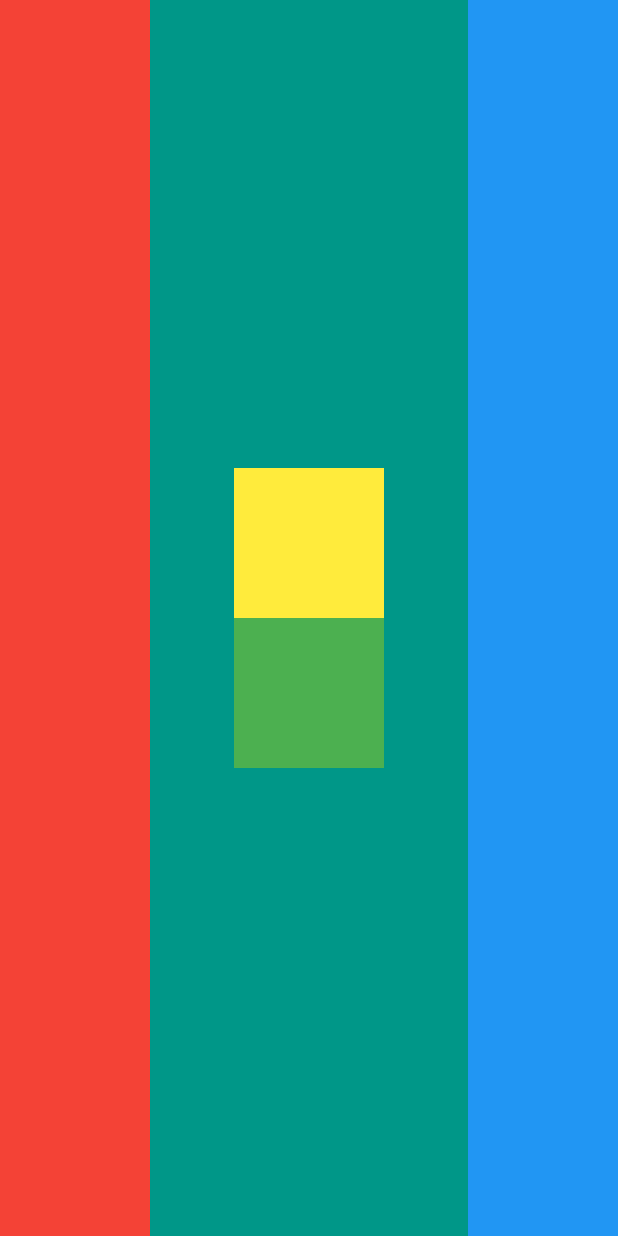
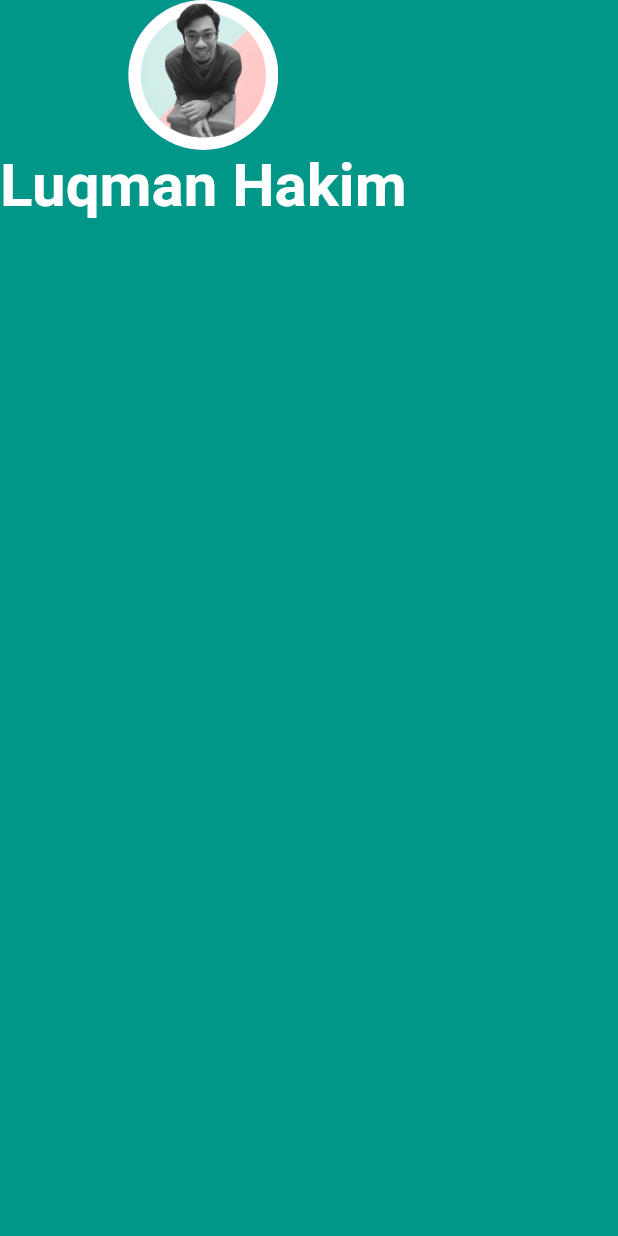
Before and after one commit to lqman104/Mi-Card-Flutter, a Flutter app: the screen it shows after launch, on a phone screen of 412 x 824 dp. Run offline on Flutter 3.47's test engine with Material 2 defaults, Android fonts, the phone set to English and light mode, and no system bars.

Commit message:
add image profile

```diff
--- a/lib/main.dart
+++ b/lib/main.dart
@@ -13,32 +13,17 @@ class MyApp extends StatelessWidget {
       home: Scaffold(
         backgroundColor: Colors.teal,
         body: SafeArea(
-          child: Row (
-            mainAxisAlignment: MainAxisAlignment.spaceBetween,
+          child: Column(
             children: [
-              Container(
-                width: 100.0,
-                color: Colors.red,
+              CircleAvatar(
+                radius: 50,
+                backgroundImage: AssetImage("images/profile.jpeg"),
               ),
-              Column(
-                mainAxisAlignment: MainAxisAlignment.center,
-                children: [
-                  Container(
-                    width: 100.0,
-                    height: 100.0,
-                    color: Colors.yellow,
-                  ),
-                  Container(
-                    width: 100.0,
-                    height: 100.0,
-                    color: Colors.green,
-                  ),
-                ],
-              ),
-              Container(
-                width: 100.0,
-                color: Colors.blue,
-              ),
+              Text("Luqman Hakim",
+                  style: TextStyle(
+                      fontWeight: FontWeight.bold,
+                      color: Colors.white,
+                      fontSize: 40))
             ],
           ),
         ),
```
Also changed, not shown: pubspec.yaml (+2 -5 lines), images/profile.jpeg (added).
